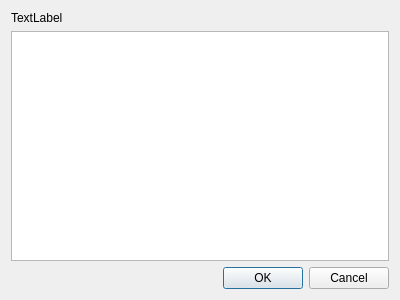
Before: the Qt Designer form gui_chart.ui in buma/eatToday, drawn with Qt 5.
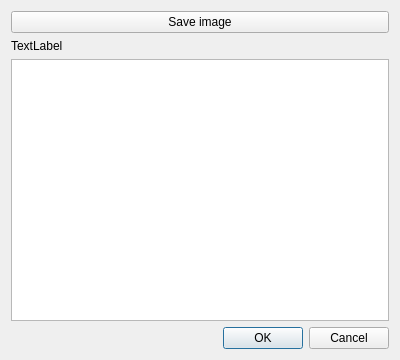
After: the same form once the commit is applied.

Commit message: Added save file dialog to chart

Patch:
```diff
--- a/gui_chart.ui
+++ b/gui_chart.ui
@@ -7,13 +7,20 @@
     <x>0</x>
     <y>0</y>
     <width>400</width>
-    <height>300</height>
+    <height>360</height>
    </rect>
   </property>
   <property name="windowTitle">
    <string>Dialog</string>
   </property>
   <layout class="QVBoxLayout" name="verticalLayout">
+   <item>
+    <widget class="QPushButton" name="pb_save_image">
+     <property name="text">
+      <string>Save image</string>
+     </property>
+    </widget>
+   </item>
    <item>
     <widget class="QLabel" name="lbl_title">
      <property name="text">
```
Left out of the diff: 27 changed lines with no effect on the pictures. The commit also changes 1 other file.
